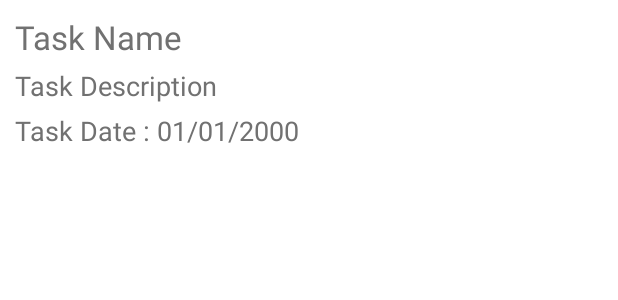
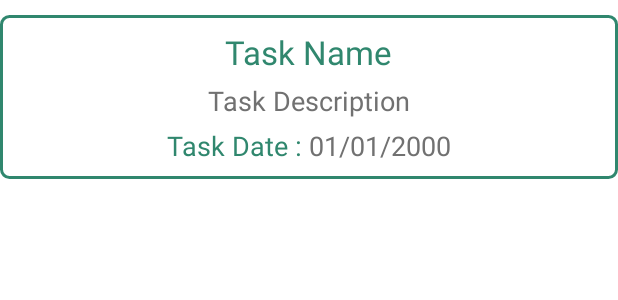
Before and after one commit to naveen63hdh/Habit_Panda, an Android app: the layout card_task.xml on its own in the app's theme, with its tools: preview values and no code run, on a phone screen of 412 x 824 dp. Shown: the top 300 px of the screen. Run offline under Robolectric (Android 15) with nearby library versions, the phone set to English and light mode, and no system bars.

Commit message:
Habit Home

```diff
--- a/app/src/main/res/layout/activity_splash.xml
+++ b/app/src/main/res/layout/activity_splash.xml
@@ -5,6 +5,7 @@
     android:layout_width="match_parent"
     android:layout_height="match_parent"
     android:background="@color/green"
+    android:backgroundTint="@color/green"
     tools:context=".SplashActivity">
 
     <ImageView
--- a/app/src/main/res/layout/card_habit.xml
+++ b/app/src/main/res/layout/card_habit.xml
@@ -1,6 +1,8 @@
 <?xml version="1.0" encoding="utf-8"?>
 <RelativeLayout xmlns:android="http://schemas.android.com/apk/res/android"
     android:layout_height="wrap_content"
+    android:layout_marginTop="10dp"
+    android:background="@drawable/editext_background"
     android:layout_width="match_parent">
 
     <RelativeLayout
--- a/app/src/main/res/layout/card_task.xml
+++ b/app/src/main/res/layout/card_task.xml
@@ -3,7 +3,10 @@
     android:layout_width="match_parent"
     android:layout_height="wrap_content"
     android:layout_toEndOf="@+id/level_img"
+    android:layout_marginTop="10dp"
+    android:background="@drawable/editext_background"
     android:orientation="vertical"
+    android:gravity="center"
     android:padding="10dp">
 
     <TextView
@@ -11,7 +14,7 @@
         android:layout_width="wrap_content"
         android:layout_height="wrap_content"
         android:text="Task Name"
-        android:textColor="@color/grey"
+        android:textColor="@color/dark_green"
         android:textSize="22sp" />
 
     <TextView
@@ -24,7 +27,7 @@
         android:textSize="18sp" />
 
     <LinearLayout
-        android:layout_width="match_parent"
+        android:layout_width="wrap_content"
         android:layout_height="wrap_content"
         android:layout_marginTop="5dp"
         >
@@ -33,7 +36,7 @@
             android:layout_width="wrap_content"
             android:layout_height="wrap_content"
             android:text="Task Date : "
-            android:textColor="@color/grey"
+            android:textColor="@color/dark_green"
             android:textSize="18sp" />
 
         <TextView
--- a/app/src/main/res/layout/fragment_my_habit.xml
+++ b/app/src/main/res/layout/fragment_my_habit.xml
@@ -28,5 +28,4 @@
         android:foregroundTint="@color/black"
         />
 
-
 </FrameLayout>
--- a/app/src/main/res/values/themes.xml
+++ b/app/src/main/res/values/themes.xml
@@ -35,5 +35,4 @@
         <item name="android:thumbTint">@color/dark_green</item>
     </style>
 
-    <style name="MyDatePicker"></style>
 </resources>
```
Also changed, not shown: app/src/main/java/com/example/habitpanda/adapters/MyHabitAdapter.java (+13 -9 lines), app/src/main/java/com/example/habitpanda/adapters/MyTaskAdapter.java (+65 -1 lines), app/src/main/java/com/example/habitpanda/home/fragment/MyHabitFragment.java (+8 -2 lines), app/src/main/java/com/example/habitpanda/home/fragment/MyTaskFragment.java (+24 -3 lines).
